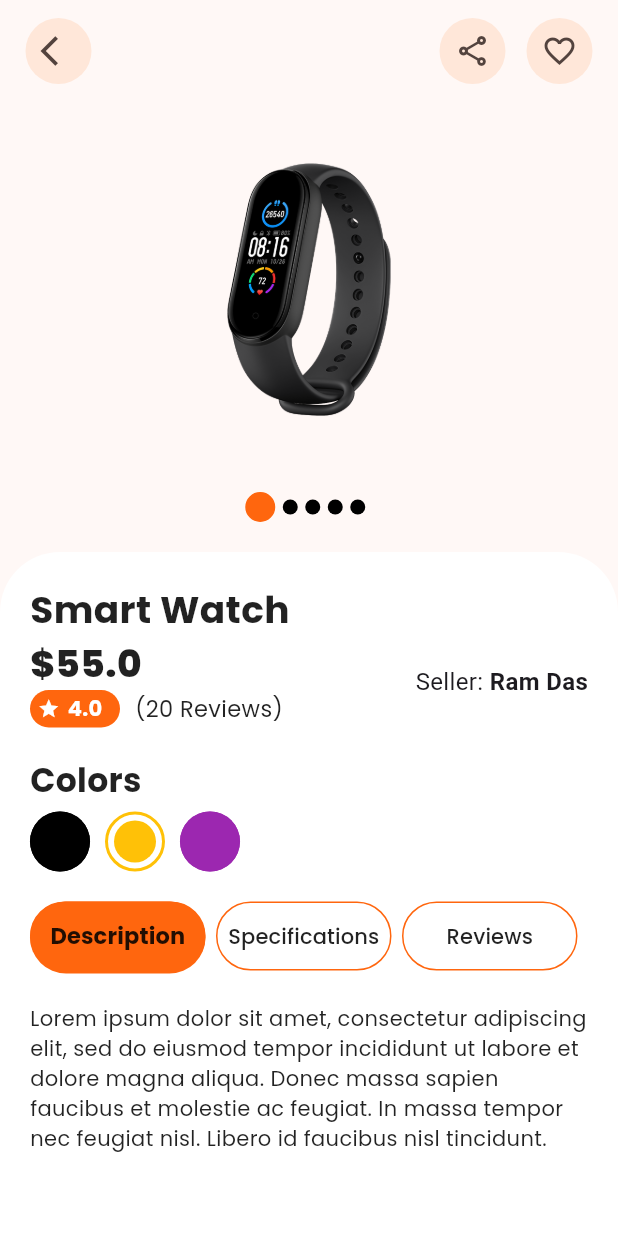
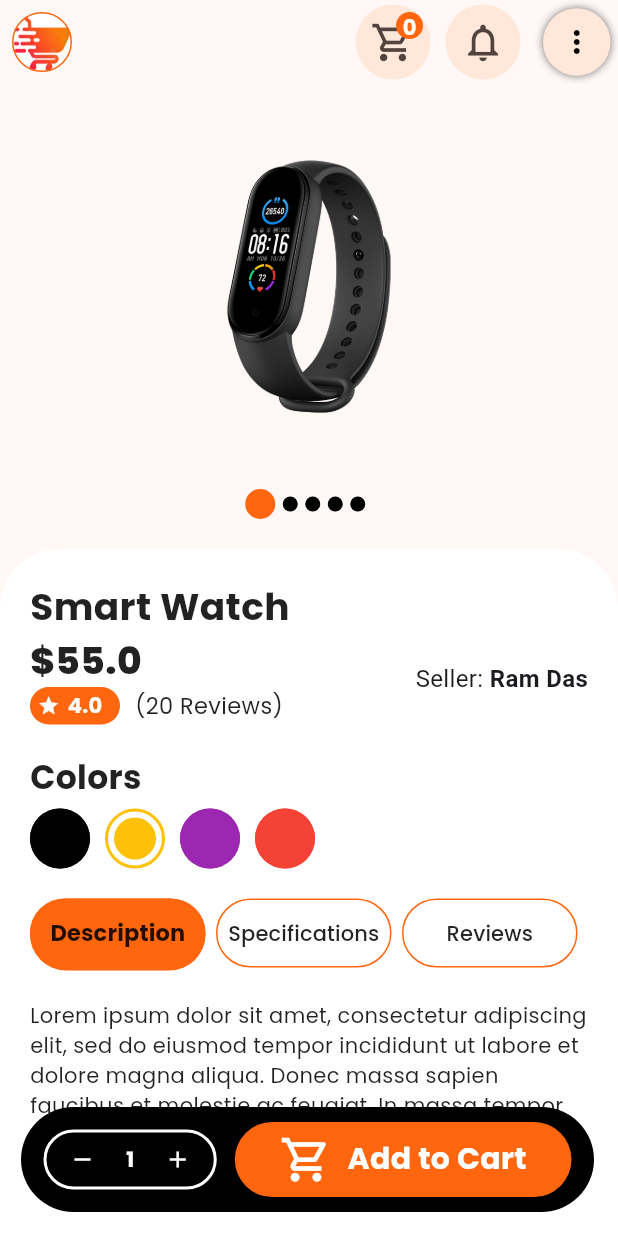
Before and after one commit to wisdomscode/eshop-frontend, a Flutter app: the ProductDetailScreen screen opened directly with sample values from the repository, on a phone screen of 412 x 824 dp. Run offline on Flutter 3.47's test engine with Material 3 defaults, Android fonts, the phone set to English and light mode, and no system bars; our stand-ins replace google_fonts.

Commit message:
updated detail scren

```diff
--- a/lib/models/product_model.dart
+++ b/lib/models/product_model.dart
@@ -37,6 +37,7 @@ final List<Product> allProducts = [
       Colors.black,
       Colors.amber,
       Colors.purple,
+      Colors.red,
     ],
     category: "Electronics",
     review: "(20 Reviews)",
--- a/lib/screens/detail/product_detail_screen.dart
+++ b/lib/screens/detail/product_detail_screen.dart
@@ -1,9 +1,10 @@
 import 'package:eshop/constants/colors.dart';
 import 'package:eshop/models/product_model.dart';
+import 'package:eshop/screens/detail/widgets/add_to_cart.dart';
 import 'package:eshop/screens/detail/widgets/detail_image_slider.dart';
 import 'package:eshop/screens/detail/widgets/detail_page_appbar.dart';
 import 'package:eshop/screens/detail/widgets/item_details.dart';
-import 'package:eshop/screens/widgets/text_widget.dart';
+import 'package:eshop/screens/widgets/custom_app_bar.dart';
 import 'package:flutter/material.dart';
 
 class ProductDetailScreen extends StatefulWidget {
@@ -20,12 +21,13 @@ class _ProductDetailScreenState extends State<ProductDetailScreen> {
   @override
   Widget build(BuildContext context) {
     return Scaffold(
+      appBar: const CustomAppBar(),
+      floatingActionButton: AddToCart(product: widget.product),
       body: SafeArea(
         child: SingleChildScrollView(
           child: Column(
             children: [
-              // Custom AppBar
-              const DetailPageAppbar(),
+              // DetailPageAppbar(),
 
               // Detail Image Slider
               DetailImageSlider(
@@ -36,6 +38,7 @@ class _ProductDetailScreenState extends State<ProductDetailScreen> {
                   });
                 },
               ),
+
               const SizedBox(height: 10),
               Row(
                 mainAxisAlignment: MainAxisAlignment.center,
--- /dev/null
+++ b/lib/screens/detail/widgets/add_to_cart.dart
@@ -0,0 +1,127 @@
+import 'package:eshop/constants/colors.dart';
+import 'package:eshop/models/product_model.dart';
+import 'package:flutter/material.dart';
+
+class AddToCart extends StatefulWidget {
+  const AddToCart({super.key, required this.product});
+
+  final Product product;
+
+  @override
+  State<AddToCart> createState() => _AddToCartState();
+}
+
+class _AddToCartState extends State<AddToCart> {
+  int itemQty = 1;
+
+  @override
+  Widget build(BuildContext context) {
+    return Padding(
+      padding: const EdgeInsets.only(left: 30.0),
+      child: Container(
+        height: 70,
+        padding: EdgeInsets.symmetric(horizontal: 15, vertical: 10),
+        alignment: Alignment.center,
+        decoration: BoxDecoration(
+          borderRadius: BorderRadius.circular(50),
+          color: Colors.black,
+        ),
+        child: Row(
+          mainAxisAlignment: MainAxisAlignment.spaceBetween,
+          children: [
+            // quantity part
+            Container(
+              height: 40,
+              decoration: BoxDecoration(
+                borderRadius: BorderRadius.circular(20),
+                border: Border.all(color: Colors.white, width: 2),
+              ),
+              child: Row(
+                children: [
+                  IconButton(
+                    onPressed: () {
+                      if (itemQty != 1) {
+                        setState(() {
+                          itemQty--;
+                        });
+                      }
+                    },
+                    iconSize: 18,
+                    icon: const Icon(
+                      Icons.remove,
+                      color: Colors.white,
+                    ),
+                  ),
+                  const SizedBox(width: 5),
+                  Text(
+                    itemQty.toString(),
+                    style: const TextStyle(
+                      fontWeight: FontWeight.bold,
+                      color: Colors.white,
+                    ),
+                  ),
+                  const SizedBox(width: 5),
+                  IconButton(
+                    onPressed: () {
+                      setState(() {
+                        itemQty++;
+                      });
+                    },
+                    iconSize: 18,
+                    icon: const Icon(
+                      Icons.add,
+                      color: Colors.white,
+                    ),
+                  )
+                ],
+              ),
+            ),
+
+            // Add to cart
+            GestureDetector(
+              onTap: () {
+                print('Added to cart');
+                // if items is add then show this snackbar
+                const snackBar = SnackBar(
+                  content: Text(
+                    "Successfully added!",
+                    style: TextStyle(
+                      fontWeight: FontWeight.bold,
+                      fontSize: 18,
+                      color: Colors.white,
+                    ),
+                  ),
+                  duration: Duration(seconds: 1),
+                );
+                ScaffoldMessenger.of(context).showSnackBar(snackBar);
+              },
+              child: Container(
+                height: 55,
+                decoration: BoxDecoration(
+                  color: kprimaryColor,
+                  borderRadius: BorderRadius.circular(50),
+                ),
+                alignment: Alignment.center,
+                padding: const EdgeInsets.symmetric(horizontal: 30),
+                child: const Row(
+                  children: [
+                    Icon(
+                      Icons.shopping_cart_outlined,
+                      color: Colors.white,
+                      size: 35,
+                    ),
+                    SizedBox(width: 10),
+                    Text(
+                      "Add to Cart",
+                      style: TextStyle(color: Colors.white, fontWeight: FontWeight.bold, fontSize: 20),
+                    ),
+                  ],
+                ),
+              ),
+            ),
+          ],
+        ),
+      ),
+    );
+  }
+}
--- a/lib/screens/detail/widgets/detail_image_slider.dart
+++ b/lib/screens/detail/widgets/detail_image_slider.dart
@@ -1,3 +1,4 @@
+import 'package:eshop/screens/detail/widgets/detail_page_appbar.dart';
 import 'package:flutter/material.dart';
 
 class DetailImageSlider extends StatelessWidget {
--- a/lib/screens/detail/widgets/detail_page_appbar.dart
+++ b/lib/screens/detail/widgets/detail_page_appbar.dart
@@ -7,7 +7,7 @@ class DetailPageAppbar extends StatelessWidget {
   @override
   Widget build(BuildContext context) {
     return Padding(
-      padding: const EdgeInsets.symmetric(horizontal: 15.0, vertical: 10),
+      padding: const EdgeInsets.symmetric(horizontal: 15.0),
       child: Row(
         children: [
           IconButton(
--- a/lib/screens/detail/widgets/item_details.dart
+++ b/lib/screens/detail/widgets/item_details.dart
@@ -102,14 +102,14 @@ class _ItemDetailsState extends State<ItemDetails> {
               ),
             ],
           ),
-          SizedBox(height: 20),
+          const SizedBox(height: 20),
           // product avaliable colors
-          TextWidget(
+          const TextWidget(
             text: 'Colors',
             fontSize: 22,
             fontWeight: FontWeight.bold,
           ),
-          SizedBox(height: 5),
+          const SizedBox(height: 5),
           Row(
             children: List.generate(
               widget.product.colors.length,
@@ -121,7 +121,7 @@ class _ItemDetailsState extends State<ItemDetails> {
                     });
                   },
                   child: AnimatedContainer(
-                    duration: Duration(milliseconds: 300),
+                    duration: const Duration(milliseconds: 300),
                     width: 40,
                     height: 40,
                     decoration: BoxDecoration(
@@ -129,8 +129,8 @@ class _ItemDetailsState extends State<ItemDetails> {
                       color: currentColor == index ? Colors.white : widget.product.colors[index],
                       border: currentColor == index ? Border.all(color: widget.product.colors[index], width: 2.0) : null,
                     ),
-                    padding: currentColor == index ? EdgeInsets.all(4) : null,
-                    margin: EdgeInsets.only(right: 10),
+                    padding: currentColor == index ? const EdgeInsets.all(4) : null,
+                    margin: const EdgeInsets.only(right: 10),
                     child: Container(
                       decoration: BoxDecoration(
                         color: widget.product.colors[index],
@@ -143,7 +143,7 @@ class _ItemDetailsState extends State<ItemDetails> {
             ),
           ),
 
-          SizedBox(height: 20),
+          const SizedBox(height: 20),
 
           // Description part
           DefaultTabController(
@@ -153,17 +153,17 @@ class _ItemDetailsState extends State<ItemDetails> {
               children: [
                 TabBar(
                   dividerColor: Colors.transparent,
-                  labelPadding: EdgeInsets.only(right: 7),
+                  labelPadding: const EdgeInsets.only(right: 7),
                   indicator: BoxDecoration(
                     color: kprimaryColor,
                     borderRadius: BorderRadius.circular(30),
                   ),
-                  labelStyle: TextStyle(
+                  unselectedLabelStyle: const TextStyle(color: Colors.white),
+                  labelStyle: const TextStyle(
                     color: Colors.white,
                     fontWeight: FontWeight.bold,
                     fontSize: 15,
                   ),
-                  unselectedLabelStyle: TextStyle(color: Colors.black),
                   tabs: [
                     Tab(
                       child: Container(
@@ -172,8 +172,10 @@ class _ItemDetailsState extends State<ItemDetails> {
                           borderRadius: BorderRadius.circular(30),
                           border: Border.all(color: kprimaryColor),
                         ),
-                        child: Center(
-                          child: TextWidget(text: 'Description'),
+                        child: const Center(
+                          child: TextWidget(
+                            text: 'Description',
+                          ),
                         ),
                       ),
                     ),
@@ -181,7 +183,7 @@ class _ItemDetailsState extends State<ItemDetails> {
                       child: Container(
                         height: 50,
                         decoration: BoxDecoration(borderRadius: BorderRadius.circular(30), border: Border.all(color: kprimaryColor)),
-                        child: Center(
+                        child: const Center(
                           child: TextWidget(text: 'Specifications'),
                         ),
                       ),
@@ -190,14 +192,14 @@ class _ItemDetailsState extends State<ItemDetails> {
                       child: Container(
                         height: 50,
                         decoration: BoxDecoration(borderRadius: BorderRadius.circular(30), border: Border.all(color: kprimaryColor)),
-                        child: Center(
+                        child: const Center(
                           child: TextWidget(text: 'Reviews'),
                         ),
                       ),
                     ),
                   ],
                 ),
-                SizedBox(height: 20),
+                const SizedBox(height: 20),
                 SizedBox(
                   height: 300,
                   child: TabBarView(
@@ -205,10 +207,10 @@ class _ItemDetailsState extends State<ItemDetails> {
                       TextWidget(
                         text: widget.product.description,
                       ),
-                      TextWidget(
+                      const TextWidget(
                         text: 'Specification details',
                       ),
-                      TextWidget(
+                      const TextWidget(
                         text: 'All Reviews',
                       )
                     ],
--- a/lib/screens/home/home_screen.dart
+++ b/lib/screens/home/home_screen.dart
@@ -19,13 +19,12 @@ class _HomeScreenState extends State<HomeScreen> {
   @override
   Widget build(BuildContext context) {
     return Scaffold(
+        appBar: const CustomAppBar(),
         body: SingleChildScrollView(
           child: Padding(
-        padding: const EdgeInsets.symmetric(vertical: 30.0, horizontal: 20),
+            padding: const EdgeInsets.only(left: 20.0, right: 20, bottom: 30),
             child: Column(
               children: [
-            const CustomAppBar(),
-
                 const SizedBox(height: 20),
                 // Search Text Field
                 TextFormField(
--- a/lib/screens/widgets/custom_app_bar.dart
+++ b/lib/screens/widgets/custom_app_bar.dart
@@ -1,29 +1,42 @@
+import 'package:eshop/bottom_nav_bar.dart';
 import 'package:eshop/constants/colors.dart';
 import 'package:flutter/material.dart';
 
-class CustomAppBar extends StatelessWidget {
+class CustomAppBar extends StatelessWidget implements PreferredSizeWidget {
   const CustomAppBar({
     super.key,
   });
 
   @override
   Widget build(BuildContext context) {
-    return Row(
-      mainAxisAlignment: MainAxisAlignment.spaceBetween,
-      children: [
-        IconButton(
-          style: IconButton.styleFrom(
-            backgroundColor: kprimaryBackgroungColor,
-            padding: const EdgeInsets.all(15),
+    return AppBar(
+      leading: IconButton(
+        onPressed: () {
+          Navigator.of(context).push(
+            MaterialPageRoute(
+              builder: (context) => BottomNavBarScreen(),
             ),
-          onPressed: () {},
-          icon: Image.asset(
-            'images/icon.png',
-            height: 20,
+          );
+        },
+        icon: Container(
+          width: 60,
+          height: 60,
+          decoration: BoxDecoration(
+            shape: BoxShape.circle,
+            border: Border.all(
+              width: 1.0,
+              color: kprimaryColor,
+            ),
+            image: const DecorationImage(
+              image: AssetImage(
+                "images/applogo.png",
+              ),
+              fit: BoxFit.fill,
             ),
           ),
-        Row(
-          children: [
+        ),
+      ),
+      actions: [
         Stack(
           children: [
             IconButton(
@@ -32,7 +45,7 @@ class CustomAppBar extends StatelessWidget {
                 padding: const EdgeInsets.all(10),
               ),
               onPressed: () {},
-                  icon: Icon(
+              icon: const Icon(
                 Icons.shopping_cart_outlined,
                 size: 30,
               ),
@@ -48,7 +61,7 @@ class CustomAppBar extends StatelessWidget {
                   borderRadius: BorderRadius.circular(10),
                   color: kprimaryColor,
                 ),
-                    child: Text(
+                child: const Text(
                   '0',
                   style: TextStyle(
                     fontWeight: FontWeight.bold,
@@ -60,21 +73,146 @@ class CustomAppBar extends StatelessWidget {
             ),
           ],
         ),
-            SizedBox(width: 20),
+        // Notification
+        const SizedBox(width: 10),
         IconButton(
           style: IconButton.styleFrom(
             backgroundColor: kprimaryBackgroungColor,
             padding: const EdgeInsets.all(10),
           ),
           onPressed: () {},
-              icon: Icon(
+          icon: const Icon(
             Icons.notifications_outlined,
             size: 30,
           ),
         ),
+        const SizedBox(width: 15),
+        // Popup menu
+        PopupMenuButton(
+          offset: const Offset(0, 60),
+          color: Colors.grey[100],
+          elevation: 10,
+          child: Container(
+            alignment: Alignment.center,
+            height: 45,
+            width: 45,
+            margin: const EdgeInsets.only(right: 5),
+            decoration: const BoxDecoration(
+              color: kprimaryBackgroungColor,
+              shape: BoxShape.circle,
+              boxShadow: [
+                BoxShadow(
+                  blurRadius: 4,
+                  color: Colors.black54,
+                ),
               ],
-        )
+            ),
+            child: const Icon(
+              Icons.more_vert,
+              color: Colors.black,
+            ),
+          ),
+          itemBuilder: (context) {
+            return [
+              const PopupMenuItem<int>(
+                value: 0,
+                height: 16,
+                padding: EdgeInsets.only(top: 10, left: 15, bottom: 10, right: 10),
+                child: Row(
+                  children: [
+                    Icon(Icons.person_pin, color: kprimaryColor, size: 18),
+                    SizedBox(width: 5),
+                    Text(
+                      "Update Profile ",
+                      style: TextStyle(
+                        color: kprimaryColor,
+                        fontSize: 14,
+                        fontWeight: FontWeight.bold,
+                      ),
+                    ),
+                  ],
+                ),
+              ),
+              const PopupMenuItem<int>(
+                value: 1,
+                height: 16,
+                padding: EdgeInsets.only(top: 10, left: 15, bottom: 10, right: 10),
+                child: Row(
+                  children: [
+                    Icon(Icons.edit, color: kprimaryColor, size: 24),
+                    SizedBox(width: 5),
+                    Text(
+                      "My Appointments",
+                      style: TextStyle(
+                        color: kprimaryColor,
+                        fontSize: 14,
+                        fontWeight: FontWeight.bold,
+                      ),
+                    ),
+                  ],
+                ),
+              ),
+              const PopupMenuItem<int>(
+                value: 2,
+                height: 16,
+                padding: EdgeInsets.only(top: 10, left: 15, bottom: 10, right: 10),
+                child: Row(
+                  children: [
+                    Icon(Icons.logout, color: kprimaryColor, size: 24),
+                    SizedBox(width: 5),
+                    Text(
+                      'Logout',
+                      style: TextStyle(
+                        color: kprimaryColor,
+                        fontSize: 14,
+                        fontWeight: FontWeight.bold,
+                      ),
+                    ),
+                  ],
+                ),
+              ),
+              const PopupMenuItem<int>(
+                value: 3,
+                height: 16,
+                padding: EdgeInsets.only(top: 10, left: 15, bottom: 10, right: 10),
+                child: Row(
+                  children: [
+                    Icon(Icons.delete_outline_outlined, color: kprimaryColor, size: 24),
+                    SizedBox(width: 5),
+                    Text(
+                      'Delete Account',
+                      style: TextStyle(
+                        color: kprimaryColor,
+                        fontSize: 14,
+                        fontWeight: FontWeight.bold,
+                      ),
+                    ),
+                  ],
+                ),
+              ),
+            ];
+          },
+          onSelected: (value) {
+            if (value == 0) {
+              // update profile
+              print('Update profile');
+            } else if (value == 1) {
+              // My Appointments
+              print('Second item');
+            } else if (value == 2) {
+              // logout
+              print('Logout');
+            } else if (value == 3) {
+              // Delete My Account
+              print('Delte Account');
+            }
+          },
+        ),
       ],
     );
   }
+
+  @override
+  // TODO: implement preferredSize
+  Size get preferredSize => Size.fromHeight(kToolbarHeight + 10);
 }
```
Also changed, not shown: images/applogo.png (added). Lines whose indentation alone changed are shown as unchanged.
